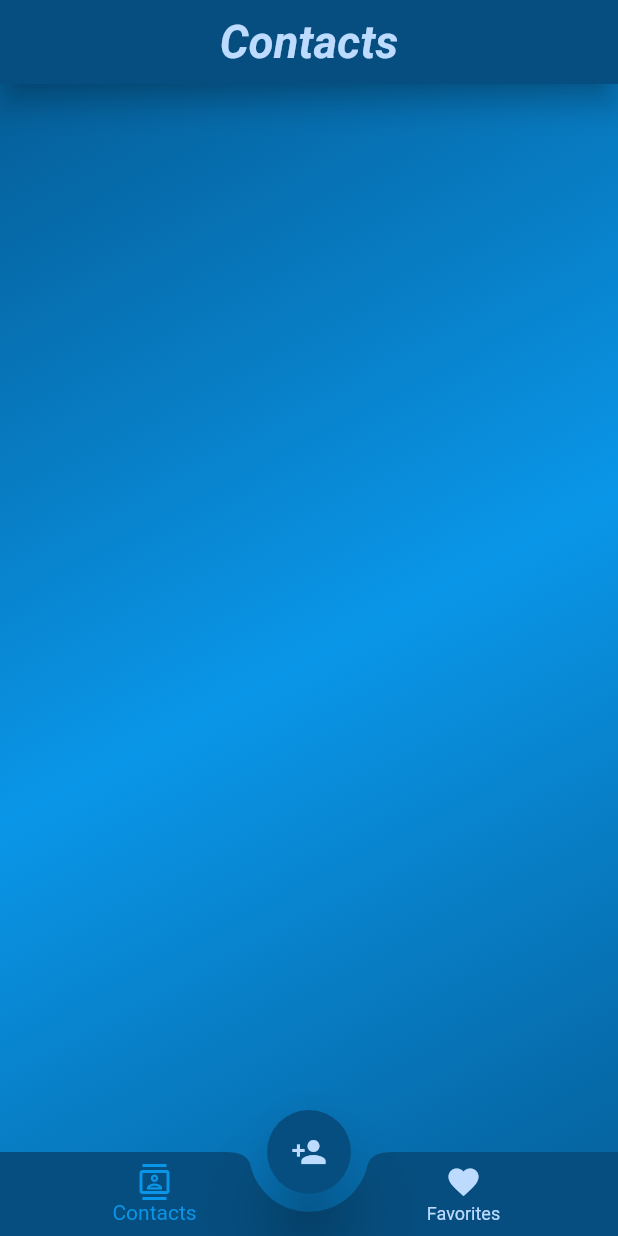
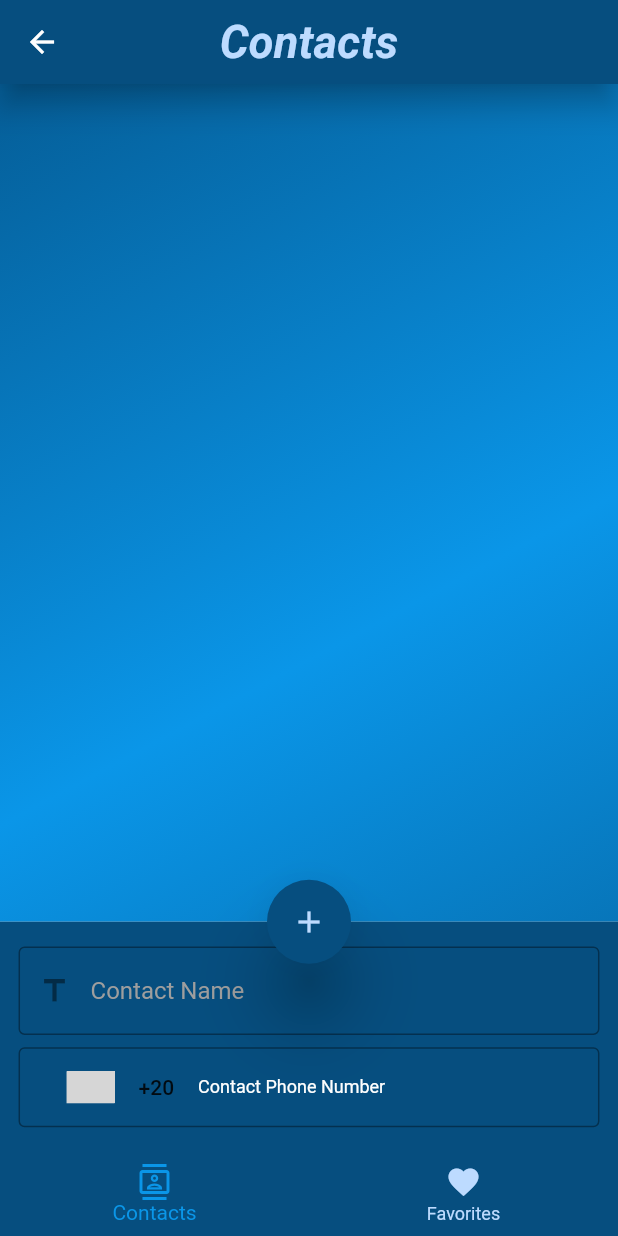
Before and after one commit to AsemAmmar99/my_contacts_app, a Flutter app: the screen it shows after launch, after a tap on the "person add" icon, on a phone screen of 412 x 824 dp. Run offline on Flutter 3.47's test engine with Material 2 defaults, Android fonts, the phone set to English and light mode, and no system bars; drawn by our look-alikes of country_code_picker; our stand-ins replace flutter_bloc, sizer, sqflite; accounts and stored records are empty; statements that could not run were skipped; grey boxes are pictures that could not be loaded.

Commit message:
sqflite create, insert, and get methods, and bottom sheet creation

```diff
--- a/lib/business_logic/app_cubit.dart
+++ b/lib/business_logic/app_cubit.dart
@@ -1,7 +1,9 @@
+import 'package:flutter/foundation.dart';
 import 'package:flutter/material.dart';
 import 'package:flutter_bloc/flutter_bloc.dart';
 import 'package:my_contacts_app/presentation/screens/contacts_screen.dart';
 import 'package:my_contacts_app/presentation/screens/favorites_screen.dart';
+import 'package:sqflite/sqflite.dart';
 
 part 'app_state.dart';
 
@@ -12,6 +14,7 @@ class AppCubit extends Cubit<AppState> {
 
   int currentIndex = 0;
   IconData floatingActionButtonIcon = Icons.person_add;
+  bool isBottomSheetShown = false;
 
   List<Widget> screens = [
     const ContactsScreen(),
@@ -23,8 +26,94 @@ class AppCubit extends Cubit<AppState> {
     'Favorites',
   ];
 
+  List<Map> contacts = [];
+  List<Map> favorites = [];
+
   void changeIndex(int index) {
     currentIndex = index;
     emit(AppChangeBottomNavBarState());
   }
+
+  void changeBottomSheetState({
+    required bool isShown,
+    required IconData icon,
+}){
+    isBottomSheetShown = isShown;
+    floatingActionButtonIcon = icon;
+    emit(AppChangeBottomSheetState());
+  }
+
+  late Database database;
+
+  void createDatabase() {
+    openDatabase(
+      'contacts.db',
+      version: 1,
+      onCreate: (database, version) {
+        if (kDebugMode) {
+          print('database created');
+        }
+        database.execute('CREATE TABLE contacts (id INTEGER PRIMARY KEY, name TEXT, phoneNumber TEXT, status TEXT)')
+            .then((value) {
+          if (kDebugMode) {
+            print('table created');
+          }
+        }).catchError((error){
+          if (kDebugMode) {
+            print('Error while creating table $error');
+          }
+        });
+      },
+      onOpen: (database){
+        getContacts(database);
+        if (kDebugMode) {
+          print('database opened');
+        }
+      }
+    ).then((value) {
+      database = value;
+      emit(AppCreateDatabaseState());
+    });
+  }
+
+  void getContacts(Database database) {
+    contacts = [];
+    favorites = [];
+
+    database.rawQuery('SELECT * FROM contacts').then((value) {
+      for (var element in value) {
+
+        contacts.add(element);
+
+        if(element['status'] == 'favorite'){
+          favorites.add(element);
+        }
+      }
+    });
+
+    emit(AppGetDatabaseState());
+  }
+
+  insertToDatabase({
+    required String name,
+    required String phoneNumber,
+  }) async{
+    await database.transaction((txn) {
+      return txn.rawInsert('INSERT INTO contacts(name, phoneNumber, status) VALUES("$name", "$phoneNumber", "all")')
+      .then((value) {
+        if (kDebugMode) {
+          print('Contact $value successfully inserted!');
+        }
+        emit(AppInsertContactState());
+
+        getContacts(database);
+      }).catchError((error){
+        if (kDebugMode) {
+          print('Error while inserting Contact $error');
+        }
+      });
+    });
+  }
+
+
 }
--- a/lib/business_logic/app_state.dart
+++ b/lib/business_logic/app_state.dart
@@ -5,3 +5,11 @@ abstract class AppState {}
 class AppInitial extends AppState {}
 
 class AppChangeBottomNavBarState extends AppState {}
+
+class AppCreateDatabaseState extends AppState {}
+
+class AppGetDatabaseState extends AppState {}
+
+class AppInsertContactState extends AppState {}
+
+class AppChangeBottomSheetState extends AppState {}
--- a/lib/main.dart
+++ b/lib/main.dart
@@ -21,7 +21,7 @@ class MyApp extends StatelessWidget {
     return Sizer(
         builder: (context, orientation, deviceType) {
           return BlocProvider(
-            create: (context) => AppCubit(),
+            create: (context) => AppCubit()..createDatabase(),
             child: MaterialApp(
               debugShowCheckedModeBanner: false,
               theme: ThemeData(
--- a/lib/presentation/screens/home_layout.dart
+++ b/lib/presentation/screens/home_layout.dart
@@ -1,9 +1,12 @@
+import 'package:country_code_picker/country_code.dart';
 import 'package:flutter/material.dart';
 import 'package:flutter_bloc/flutter_bloc.dart';
 import 'package:my_contacts_app/business_logic/app_cubit.dart';
+import 'package:my_contacts_app/presentation/widgets/default_form_field.dart';
 import 'package:sizer/sizer.dart';
 
 import '../styles/colors.dart';
+import '../widgets/default_phone_form_field.dart';
 import '../widgets/default_text.dart';
 
 class HomeLayout extends StatefulWidget {
@@ -16,6 +19,10 @@ class HomeLayout extends StatefulWidget {
 class _HomeLayoutState extends State<HomeLayout> {
   late AppCubit cubit;
   var scaffoldKey = GlobalKey<ScaffoldState>();
+  var formKey = GlobalKey<FormState>();
+  var nameController = TextEditingController();
+  var phoneNumberController = TextEditingController();
+  var myCountryCode = CountryCode(name: 'EG', dialCode: '+20');
 
   @override
   void initState() {
@@ -26,7 +33,11 @@ class _HomeLayoutState extends State<HomeLayout> {
   @override
   Widget build(BuildContext context) {
     return BlocConsumer<AppCubit, AppState>(
-      listener: (context, state) {},
+      listener: (context, state) {
+        if(state is AppInsertContactState){
+          Navigator.pop(context);
+        }
+      },
       builder: (context, state) {
         return Scaffold(
           key: scaffoldKey,
@@ -64,7 +75,74 @@ class _HomeLayoutState extends State<HomeLayout> {
           floatingActionButton: Visibility(
             visible: cubit.currentIndex == 0,
             child: FloatingActionButton(
-              onPressed: (){},
+              onPressed: () async {
+                if(cubit.isBottomSheetShown){
+                  if(formKey.currentState!.validate()) {
+                    await cubit.insertToDatabase(
+                        name: nameController.text,
+                        phoneNumber: '${myCountryCode.dialCode}${phoneNumberController.text}',
+                    );
+                    nameController.text = '';
+                    phoneNumberController.text = '';
+                  }
+                }else{
+                  scaffoldKey.currentState!.showBottomSheet((context) =>
+                  Wrap(
+                    children: [
+                      Container(
+                        color: darkSkyBlue,
+                        padding: EdgeInsets.symmetric(vertical: 2.h, horizontal: 3.w),
+                        child: Form(
+                          key: formKey,
+                          child: Column(
+                            mainAxisSize: MainAxisSize.min,
+                            crossAxisAlignment: CrossAxisAlignment.center,
+                            children: [
+                              Padding(
+                                padding: EdgeInsets.only(bottom: 1.h),
+                                child: DefaultFormField(
+                                    controller: nameController,
+                                    keyboardType: TextInputType.name,
+                                  validator: (value){
+                                      if(value!.isEmpty){
+                                        return "Name can't be empty";
+                                      }
+                                      return null;
+                                  },
+                                  textColor: white,
+                                  prefixIcon: const Icon(
+                                    Icons.title_outlined,
+                                  ),
+                                  hintText: 'Contact Name',
+                                ),
+                              ),
+                              DefaultPhoneFormField(
+                                controller: phoneNumberController,
+                                validator: (value){
+                                  if(value!.isEmpty){
+                                    return "Phone Number can't be empty";
+                                  }
+                                  return null;
+                                },
+                                labelText: 'Contact Phone Number',
+                                labelColor: white,
+                                textColor: white,
+                                onChange: (countryCode){
+                                  myCountryCode = countryCode;
+                                },
+                              ),
+                            ],
+                          ),
+                        ),
+                      )
+                    ],
+                  ),
+                  ).closed.then((value) {
+                    cubit.changeBottomSheetState(isShown: false, icon: Icons.person_add);
+                  });
+                  cubit.changeBottomSheetState(isShown: true, icon: Icons.add);
+                }
+              },
               backgroundColor: darkSkyBlue,
               elevation: 20,
               child: Icon(cubit.floatingActionButtonIcon, color: lightBlue,),
--- /dev/null
+++ b/lib/presentation/widgets/default_form_field.dart
@@ -0,0 +1,86 @@
+import 'package:flutter/material.dart';
+import 'package:my_contacts_app/presentation/styles/colors.dart';
+
+class DefaultFormField extends StatelessWidget {
+  AlignmentGeometry? containerAlignment;
+  double? height;
+  double? width;
+  double horizontalPadding;
+  Color? fieldBackgroundColor;
+  int? maxLength;
+  Color? cursorColor;
+  bool? obscureText;
+  TextEditingController controller;
+  int? maxLines;
+  double? radius;
+  String? Function(String?)? validator;
+  TextInputType keyboardType;
+  Color? textColor;
+  InputBorder? inputBorder;
+  InputBorder? inputEnabledBorder;
+  InputBorder? errorEnabledBorder;
+  String? hintText;
+  Icon? prefixIcon;
+  Icon? suffixIcon;
+
+  DefaultFormField({
+    Key? key,
+    this.containerAlignment,
+    this.height,
+    this.width,
+    this.horizontalPadding = 0,
+    this.maxLength,
+    this.fieldBackgroundColor,
+    this.cursorColor,
+    this.obscureText = false,
+    required this.controller,
+    this.maxLines,
+    this.radius = 30.0,
+    this.validator,
+    required this.keyboardType,
+    this.textColor,
+    this.errorEnabledBorder,
+    this.inputEnabledBorder,
+    this.inputBorder = const OutlineInputBorder(borderSide: BorderSide(color: white, width: 2.0),),
+    this.hintText,
+    this.prefixIcon,
+    this.suffixIcon,
+  }) : super(key: key);
+
+  @override
+  Widget build(BuildContext context) {
+    return Container(
+      alignment: containerAlignment,
+      height: height,
+      width: width,
+      padding: EdgeInsets.symmetric(horizontal: horizontalPadding),
+      decoration: BoxDecoration(
+        color: fieldBackgroundColor,
+        borderRadius: BorderRadius.circular(radius!),
+      ),
+      child: TextFormField(
+        maxLength: maxLength,
+        cursorColor: cursorColor,
+        obscureText: obscureText!,
+        maxLines: obscureText == true ? 1 : maxLines,
+        controller: controller,
+        validator: validator,
+        keyboardType: keyboardType,
+        style: TextStyle(
+          color: textColor,
+        ),
+        decoration: InputDecoration(
+          border: inputBorder,
+          enabledBorder: inputEnabledBorder,
+          errorBorder: errorEnabledBorder,
+          hintText: hintText,
+          hintStyle: const TextStyle(
+            color: Colors.grey,
+          ),
+          prefixIcon: prefixIcon,
+          suffixIcon: suffixIcon,
+        ),
+      ),
+    );
+  }
+}
--- /dev/null
+++ b/lib/presentation/widgets/default_phone_form_field.dart
@@ -0,0 +1,56 @@
+import 'package:country_code_picker/country_code_picker.dart';
+import 'package:flutter/material.dart';
+import 'package:my_contacts_app/presentation/styles/colors.dart';
+
+class DefaultPhoneFormField extends StatelessWidget {
+  TextEditingController controller;
+  String? Function(String?)? validator;
+  Color? textColor;
+  void Function(CountryCode)? onChange;
+  InputBorder? border;
+  String? hintText;
+  String? labelText;
+  Color? labelColor;
+
+  DefaultPhoneFormField({
+    Key? key,
+    required this.controller,
+    this.validator,
+    this.textColor,
+    this.onChange,
+    this.border = const OutlineInputBorder(borderSide: BorderSide(width: 1),),
+    this.hintText = 'Eg. 123456789',
+    this.labelText,
+    this.labelColor
+  }) : super(key: key);
+
+  @override
+  Widget build(BuildContext context) {
+    return TextFormField(
+      controller: controller,
+      validator: validator,
+      keyboardType: TextInputType.phone,
+      style: TextStyle(
+        color: textColor,
+      ),
+      decoration: InputDecoration(
+        prefixIcon: CountryCodePicker(
+          onChanged: onChange,
+          initialSelection: 'EG',
+          favorite: const ['+20', 'EG'],
+        ),
+        isDense: true,
+        border: border,
+        hintText: hintText,
+        hintStyle: const TextStyle(
+          color: Colors.grey,
+        ),
+        iconColor: white,
+        labelText: labelText,
+        labelStyle: Theme.of(context).textTheme.caption!.copyWith(
+          color: labelColor,
+        ),
+      ),
+    );
+  }
+}
--- /dev/null
+++ b/lib/presentation/widgets/default_text_button.dart
@@ -0,0 +1,26 @@
+import 'package:flutter/material.dart';
+
+class DefaultTextButton extends StatelessWidget {
+
+  final VoidCallback onPressed;
+  final EdgeInsetsGeometry? padding;
+  final Widget child;
+
+  const DefaultTextButton({
+    Key? key,
+    required this.onPressed,
+    this.padding,
+    required this.child,
+  }) : super(key: key);
+
+  @override
+  Widget build(BuildContext context) {
+    return TextButton(
+        onPressed: onPressed,
+        style: TextButton.styleFrom(
+          padding: padding,
+        ),
+        child: child,
+    );
+  }
+}
--- a/pubspec.yaml
+++ b/pubspec.yaml
@@ -37,6 +37,7 @@ dependencies:
   flutter_bloc: ^8.1.1
   sqflite: ^2.2.2
   fluttertoast: ^8.1.2
+  country_code_picker: ^2.0.2
 
 dev_dependencies:
   flutter_test:
```
Also changed, not shown: lib/presentation/screens/contacts_screen.dart (line endings or trailing spaces), pubspec.lock.
